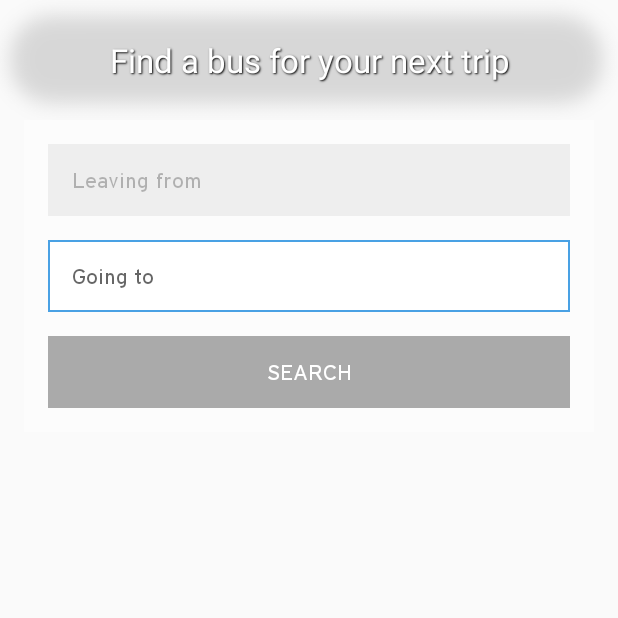
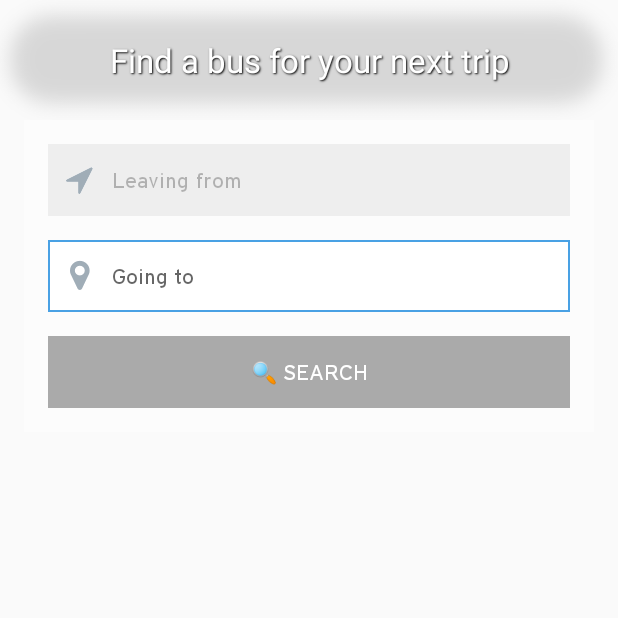
Before and after one commit to busbud/coding-challenge-native-a, an Android app: the fragment SearchFragment shown on its own in the app's theme, on a phone screen of 412 x 824 dp, the top half of it. Run offline under Robolectric (Android 15) with nearby library versions, the phone set to English and light mode, and no system bars; 2 statements that could not run were skipped.

Commit message:
add icons to text fields and button

```diff
--- a/app/src/main/java/com/njzk2/busbud/busbudchallenge/SearchFragment.java
+++ b/app/src/main/java/com/njzk2/busbud/busbudchallenge/SearchFragment.java
@@ -42,6 +42,7 @@ public class SearchFragment extends Fragment {
 
         final Button search = ((Button) rootView.findViewById(R.id.search));
         search.setTypeface(interstate);
+        search.setText("\uD83D\uDD0D " + getString(R.string.search));
         // Button is disabled until a valid city is selected
         search.setEnabled(false);
         final AutoCompleteTextView toView = (AutoCompleteTextView) rootView.findViewById(R.id.to_tv);
--- a/app/src/main/res/layout/fragment_search.xml
+++ b/app/src/main/res/layout/fragment_search.xml
@@ -29,6 +29,7 @@
             style="@style/ACText"
             android:layout_width="match_parent"
             android:layout_height="wrap_content"
+            android:drawableLeft="@drawable/arrow"
             android:enabled="false"
             android:text="@string/from_placeholder" />
 
@@ -36,7 +37,8 @@
             android:id="@+id/to_tv"
             android:layout_width="match_parent"
             android:layout_height="wrap_content"
-            android:layout_marginTop="@dimen/activity_horizontal_margin"
+            android:layout_marginTop="@dimen/activity_vertical_margin"
+            android:drawableLeft="@drawable/marker"
             android:hint="@string/to_placeholder"
             android:inputType="textNoSuggestions" />
 
@@ -44,7 +46,7 @@
             android:id="@+id/search"
             android:layout_width="match_parent"
             android:layout_height="wrap_content"
-            android:layout_marginTop="@dimen/activity_horizontal_margin"
+            android:layout_marginTop="@dimen/activity_vertical_margin"
             android:text="@string/search" />
     </LinearLayout>
 </LinearLayout>
--- a/app/src/main/res/values/styles.xml
+++ b/app/src/main/res/values/styles.xml
@@ -27,7 +27,8 @@
         <item name="android:background">@drawable/actext_bg</item>
         <item name="android:textAppearance">@style/TextAppearance</item>
         <item name="android:minHeight">?android:listPreferredItemHeightSmall</item>
-        <item name="android:paddingLeft">@dimen/activity_horizontal_margin</item>
+        <item name="android:paddingLeft">8dp</item>
+        <item name="android:drawablePadding">8dp</item>
         <item name="android:paddingRight">@dimen/activity_horizontal_margin</item>
     </style>
 
```
Also changed, not shown: app/src/main/res/drawable-hdpi/arrow.png (added), app/src/main/res/drawable-hdpi/marker.png (added).
